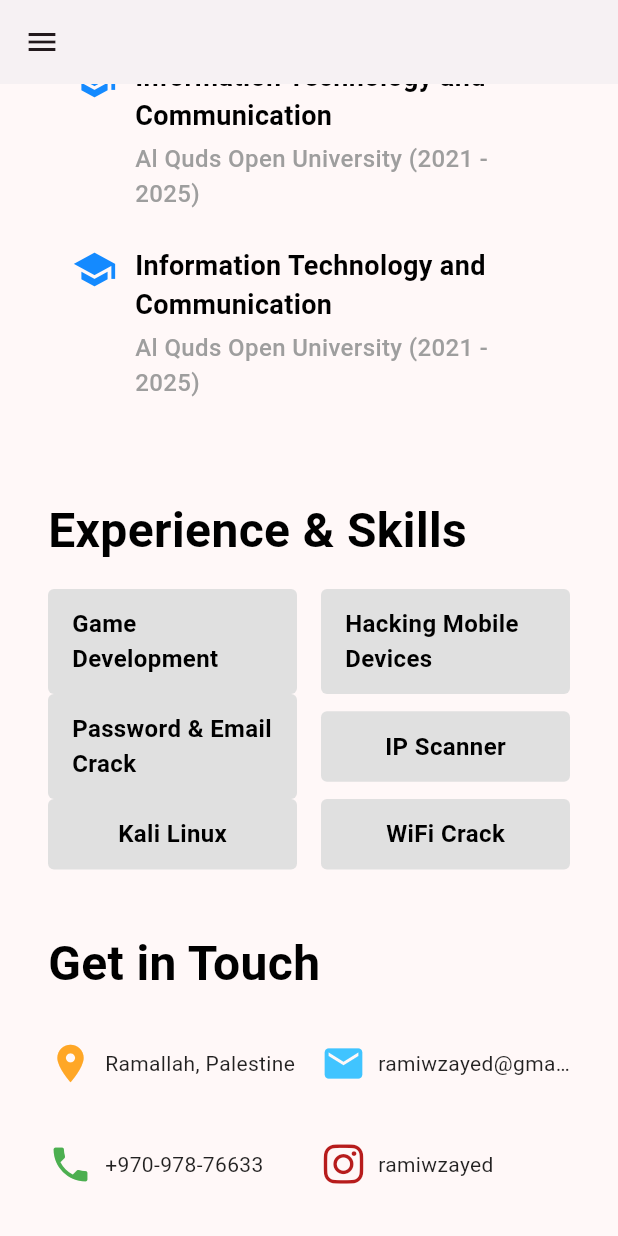
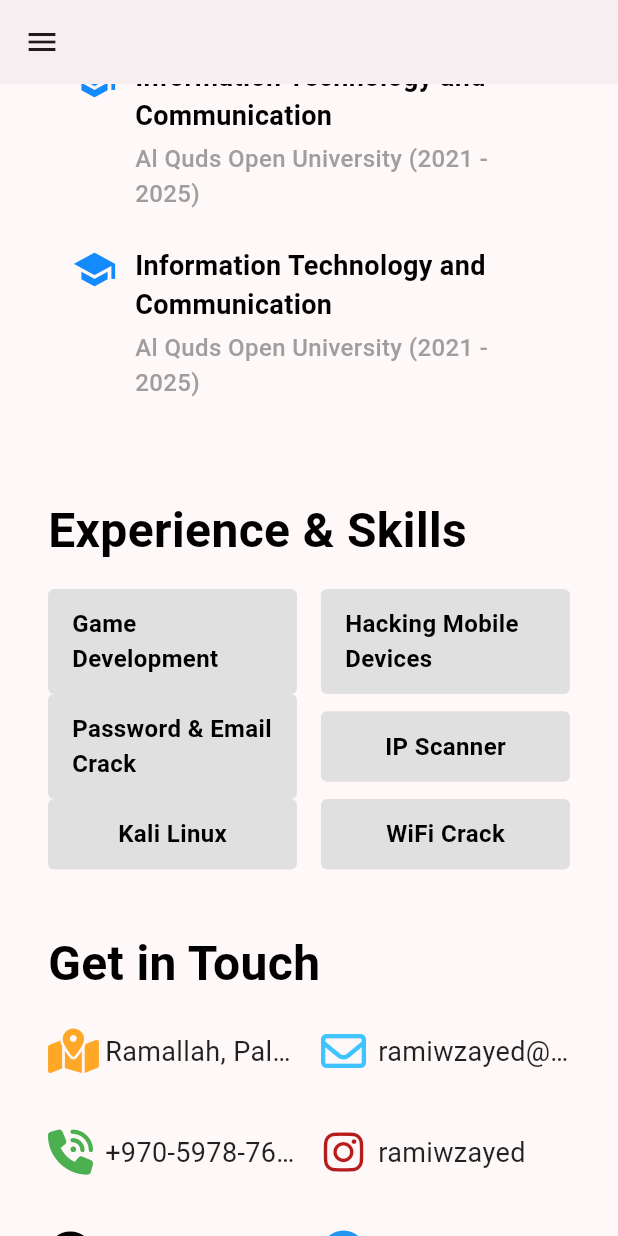
Before and after one commit to ramiwzayed/portfolio, a Flutter app: the screen it shows after launch, scrolled down 1152 dp, on a phone screen of 412 x 824 dp. Run offline on Flutter 3.47's test engine with Material 3 defaults, Android fonts, the phone set to English and light mode, and no system bars; our stand-ins replace font_awesome_flutter.

Commit message:
Update contact icons, layout

```diff
--- a/lib/main.dart
+++ b/lib/main.dart
@@ -91,7 +91,7 @@ class _MyHomePageState extends State<MyHomePage> {
     final horizontalPadding = !isMobile() ? 150.0 : 16.0;
     return Scaffold(
       appBar: AppBar(
-        backgroundColor: Colors.white,
+        backgroundColor: widget.isDarkMode ? Colors.white : Colors.white60,
         actions: !isMobile() ? _buildNavBarActions() : null,
       ),
       drawer: isMobile() ? _buildDrawer() : null,
--- a/lib/sections/contact/contact.dart
+++ b/lib/sections/contact/contact.dart
@@ -12,18 +12,18 @@ class ContactSection extends StatelessWidget {
     final crossAxisCount = screenWidth > 600 ? 3 : (screenWidth > 400 ? 2 : 1);
     final List<Map<String, dynamic>> contactDetails = [
       {
-        'icon': Icons.location_on,
+        'icon': FontAwesomeIcons.mapLocationDot,
         'label': 'Ramallah, Palestine',
         'iconColor': Colors.orange.shade400,
       },
       {
-        'icon': Icons.email,
+        'icon': FontAwesomeIcons.envelope,
         'label': 'ramiwzayed@gmail.com',
         'iconColor': Colors.lightBlueAccent,
       },
       {
-        'icon': Icons.phone,
-        'label': '+970-978-76633',
+        'icon': FontAwesomeIcons.phoneVolume,
+        'label': '+970-5978-76633',
         'iconColor': Colors.green,
       },
       {
@@ -60,7 +60,7 @@ class ContactSection extends StatelessWidget {
               color: isDarkMode ? Colors.white : Colors.black,
             ),
           ),
-          const SizedBox(height: 16),
+          const SizedBox(height: 8),
           GridView.builder(
             shrinkWrap: true,
             physics: const NeverScrollableScrollPhysics(),
@@ -88,7 +88,7 @@ class ContactSection extends StatelessWidget {
                       child: Text(
                         detail['label'],
                         style: TextStyle(
-                          fontSize: screenWidth > 600 ? 18 : 14,
+                          fontSize: screenWidth > 600 ? 24 : 18,
                           color: isDarkMode ? Colors.white70 : Colors.black87,
                         ),
                         overflow: TextOverflow.ellipsis,
```
